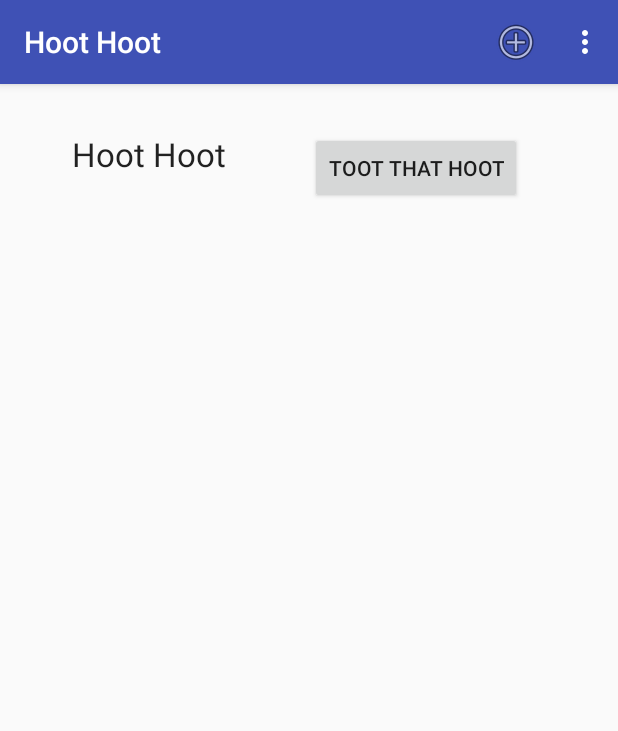
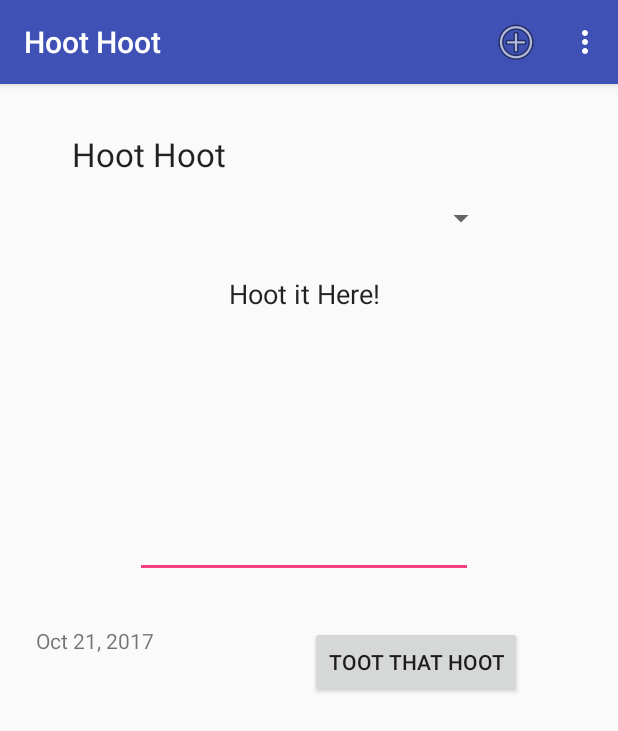
Before and after one commit to RobertBAlexander/hoot-android-app, an Android app: the AddHoot screen opened directly, with no data from a screen before it, on a phone screen of 412 x 824 dp. Shown: the top 731 px of the screen. Run offline under Robolectric (Android 15) with nearby library versions, the phone set to English and light mode, and no system bars.

Commit message:
Expanded Base in order to provide function to AddHoot class. Expanded AddHoot class to display more accurately, and to prepare it for creation of an actual Hoot.

```diff
--- a/app/src/main/AndroidManifest.xml
+++ b/app/src/main/AndroidManifest.xml
@@ -1,7 +1,7 @@
 <?xml version="1.0" encoding="utf-8"?>
 <manifest xmlns:android="http://schemas.android.com/apk/res/android"
     package="app.hoot">
-
+    <uses-permission android:name="android.permission.VIBRATE"/>
     <application
         android:allowBackup="true"
         android:icon="@mipmap/ic_launcher"
--- a/app/src/main/java/app/hoot/activity/AddHoot.java
+++ b/app/src/main/java/app/hoot/activity/AddHoot.java
@@ -1,38 +1,87 @@
 package app.hoot.activity;
 
 /**
- * Created by rober on 21/10/2017.
+ * Created by Robert Alexander on 21/10/2017.
  */
 
 import android.content.Intent;
-import android.support.v7.app.AppCompatActivity;
 import android.os.Bundle;
 import android.util.Log;
 import android.view.Menu;
 import android.view.MenuInflater;
 import android.view.MenuItem;
 import android.view.View;
+import android.widget.ArrayAdapter;
 import android.widget.Button;
+import android.widget.EditText;
+import android.widget.Spinner;
+import android.widget.TextView;
 import android.widget.Toast;
-import static app.hoot.helpers.IntentHelper.startActivityWithData;
-import static app.hoot.helpers.IntentHelper.startActivityWithDataForResult;
+
+import java.text.DateFormat;
+import java.text.SimpleDateFormat;
+import java.util.Date;
 
 import app.hoot.R;
+import app.hoot.model.Hoot;
 
-public class AddHoot extends AppCompatActivity {
-    private Button submitHoot;
+public class AddHoot extends Base implements
+        View.OnClickListener {
+    private String hootActual, hashtag;
+    private String user;
+    private String hootDate;
+    private EditText hootContent;
+    private Spinner spinner;
+    private TextView Date;
+    private String userId;
 
     @Override
     protected void onCreate(Bundle savedInstanceState) {
         super.onCreate(savedInstanceState);
-        setContentView(R.layout.activity_hoot);
+        setContentView(R.layout.activity_addhoot);
 
-        submitHoot = (Button)findViewById(R.id.submitHoot);
+        Button saveButton = (Button) findViewById(R.id.submitHoot);
+        hootContent = (EditText) findViewById(R.id.hootContent);
 
-        if(submitHoot != null)
+        //spinner array Reference: https://stackoverflow.com/questions/9768919/how-to-use-spinner-and-fill-it-from-array-in-android
+        spinner = (Spinner) findViewById(R.id.addHashtagSpinner);
+        ArrayAdapter<CharSequence> adapter = ArrayAdapter.createFromResource(
+                this, R.array.hashtags_array, android.R.layout.simple_spinner_item);
+        adapter.setDropDownViewResource(android.R.layout.simple_spinner_dropdown_item);
+        spinner.setAdapter(adapter);
+
+        //Date Reference: https://stackoverflow.com/questions/12934661/android-get-current-date-and-show-it-in-textview
+        Date = (TextView) findViewById(R.id.addHootDate);
+        String theDate = DateFormat.getDateInstance().format(new Date());
+        Date.setText(theDate);
+
+        userId = "Placeholder userId";
+        saveButton.setOnClickListener(this);
+
+    }
+
+    @Override
+    public void onClick(View view) {
+        hootActual = hootContent.getText().toString();
+        //Get spinn string Reference: https://stackoverflow.com/questions/10331854/how-to-get-spinner-selected-item-value-to-string
+        hashtag = spinner.getSelectedItem().toString();
+        user = userId;
+        hootDate = Date.toString();
+
+        if ((hootActual.length() > 0) && hootActual.length() < 140)
         {
-            Log.v("Hoot", "got the submit hoot button");
+            //Hoot h = new Hoot(hootActual, hashtag, user, hootDate);
+            //app.hootList.add(c);
+            //goToActivity(this, Home.class, null);
         }
+        else
+        {
+            Toast.makeText(
+                    this,
+                    "Your tweet must be between 1 and 140 characters in length",
+                    Toast.LENGTH_SHORT).show();
+        }
+
     }
 
     public void submitHootPressed (View view)
@@ -49,6 +98,14 @@ public class AddHoot extends AppCompatActivity {
                 portfolio.addHoot(hoot);
                 startActivityWithDataForResult(this, AddHoot.class, "RESIDENCE_ID", hoot.id, 0);
                 return true;*/
+                    /*else
+            {
+                //Vibrate Reference: https://stackoverflow.com/questions/13950338/how-to-make-an-android-device-vibrate
+                Vibrator v = (Vibrator) getSystemService(Context.VIBRATOR_SERVICE);
+                // Vibrate for 900 milliseconds
+                v.vibrate(900);
+                Toast.makeText(this, "Invalid Hoot, please try again", Toast.LENGTH_SHORT).show();
+            }*/
 
             case R.id.menuReport:
                 startActivity (new Intent(this, Report.class));
@@ -69,4 +126,6 @@ public class AddHoot extends AppCompatActivity {
         inflater.inflate(R.menu.menu_hoot, menu);
         return super.onCreateOptionsMenu(menu);
     }
+
+
 }
--- a/app/src/main/java/app/hoot/activity/Base.java
+++ b/app/src/main/java/app/hoot/activity/Base.java
@@ -17,5 +17,68 @@ import app.hoot.R;
 //import app.hoot.fragments.HootFragment;
 import app.hoot.main.HootApp;
 
-public class Base {
+public class Base extends AppCompatActivity {
+    public static HootApp app;
+    protected Bundle         	activityInfo; // Used for persistence (of sorts)
+    //protected HootFragment hootFragment; // How we'll 'share' our List of Hoots between Activities
+
+    @Override
+    protected void onCreate(Bundle savedInstanceState) {
+        super.onCreate(savedInstanceState);
+        app = (HootApp) getApplication();
+    }
+
+    protected void goToActivity(Activity current,
+                                Class<? extends Activity> activityClass,
+                                Bundle bundle) {
+        Intent newActivity = new Intent(current, activityClass);
+
+        if (bundle != null) newActivity.putExtras(bundle);
+
+        current.startActivity(newActivity);
+    }
+
+    public void openInfoDialog(Activity current) {
+        Dialog dialog = new Dialog(current);
+        dialog.setTitle("About Hoot Hoot app");
+        dialog.setContentView(R.layout.hoot_app_info);
+
+        TextView currentVersion = (TextView) dialog
+                .findViewById(R.id.versionTextView);
+        currentVersion.setText("1.0.0");
+
+        dialog.setCancelable(true);
+        dialog.setCanceledOnTouchOutside(true);
+        dialog.show();
+    }
+
+    @Override
+    public boolean onCreateOptionsMenu(Menu menu) {
+        // Inflate the menu; this adds items to the action bar if it is present.
+        //getMenuInflater().inflate(R.menu.home, menu);
+        return true;
+    }
+
+    public void menuInfo(MenuItem m)
+    {
+        openInfoDialog(this);
+    }
+
+    /*public void menuHelp(MenuItem m)
+    {
+        goToActivity(this, Help.class, null);
+    }
+
+    public void menuHome(MenuItem m)
+    {
+        goToActivity(this, Home.class, null);
+    }*/
+
+    protected void toastMessage(String s) {
+        Toast.makeText(this, s, Toast.LENGTH_SHORT).show();
+    }
+
+
+
+
 }
--- /dev/null
+++ b/app/src/main/res/layout/activity_addhoot.xml
@@ -0,0 +1,79 @@
+<?xml version="1.0" encoding="utf-8"?>
+<android.support.constraint.ConstraintLayout xmlns:android="http://schemas.android.com/apk/res/android"
+    xmlns:app="http://schemas.android.com/apk/res-auto"
+    xmlns:tools="http://schemas.android.com/tools"
+    android:layout_width="match_parent"
+    android:layout_height="match_parent"
+    tools:context="app.hoot.activity.AddHoot">
+
+    <TextView
+        android:id="@+id/addHootDate"
+        android:layout_width="wrap_content"
+        android:layout_height="wrap_content"
+        android:text="@string/addHootDate"
+        android:layout_marginTop="32dp"
+        app:layout_constraintTop_toBottomOf="@+id/hootContent"
+        android:layout_marginLeft="24dp"
+        app:layout_constraintLeft_toLeftOf="parent" />
+
+    <Spinner
+        android:id="@+id/addHashtagSpinner"
+        android:layout_width="250dp"
+        android:layout_height="wrap_content"
+        android:layout_marginLeft="8dp"
+        android:layout_marginRight="8dp"
+        android:layout_marginTop="16dp"
+        app:layout_constraintLeft_toLeftOf="parent"
+        app:layout_constraintRight_toRightOf="parent"
+        app:layout_constraintTop_toBottomOf="@+id/hootText" />
+
+    <EditText
+        android:id="@+id/hootContent"
+        android:layout_width="225dp"
+        android:layout_height="212dp"
+        android:layout_marginRight="8dp"
+        android:layout_marginTop="16dp"
+        android:gravity="top|left"
+        android:ems="10"
+        android:inputType="textMultiLine"
+        android:maxLines="4"
+        android:text="@string/hootContent"
+        android:textAlignment="center"
+        app:layout_constraintHorizontal_bias="0.503"
+        app:layout_constraintLeft_toLeftOf="parent"
+        app:layout_constraintRight_toRightOf="parent"
+        app:layout_constraintTop_toBottomOf="@+id/addHashtagSpinner"
+        android:layout_marginEnd="8dp" />
+    <!-- gravity Reference: https://stackoverflow.com/questions/15851310/android-edit-text-how-to-start-typing-at-the-top-left -->
+    <!-- input type Reference: https://stackoverflow.com/questions/4233626/allow-multi-line-in-edittext-view-in-android -->
+
+    <Button
+        android:id="@+id/submitHoot"
+        android:layout_width="wrap_content"
+        android:layout_height="wrap_content"
+        android:layout_marginLeft="8dp"
+        android:layout_marginRight="16dp"
+        android:layout_marginTop="32dp"
+        android:text="@string/submitHoot"
+        app:layout_constraintLeft_toRightOf="@+id/hootText"
+        app:layout_constraintRight_toRightOf="parent"
+        android:onClick="submitHootPressed"
+        android:layout_marginStart="8dp"
+        android:layout_marginEnd="16dp"
+        app:layout_constraintTop_toBottomOf="@+id/hootContent" />
+    <!-- might include later   style="@android:style/Holo.Light.ButtonBar" -->
+
+    <TextView
+        android:id="@+id/hootText"
+        android:layout_width="wrap_content"
+        android:layout_height="wrap_content"
+        android:layout_marginLeft="48dp"
+        android:layout_marginTop="32dp"
+        android:text="@string/hootText"
+        android:textAppearance="@android:style/TextAppearance.Large"
+        app:layout_constraintLeft_toLeftOf="parent"
+        app:layout_constraintTop_toTopOf="parent"
+        android:layout_marginStart="48dp" />
+
+
+</android.support.constraint.ConstraintLayout>
--- a/app/src/main/res/layout/activity_hoot.xml
+++ /dev/null
@@ -1,32 +0,0 @@
-<?xml version="1.0" encoding="utf-8"?>
-<android.support.constraint.ConstraintLayout xmlns:android="http://schemas.android.com/apk/res/android"
-    xmlns:app="http://schemas.android.com/apk/res-auto"
-    xmlns:tools="http://schemas.android.com/tools"
-    android:layout_width="match_parent"
-    android:layout_height="match_parent"
-    tools:context="app.hoot.activity.AddHoot">
-
-    <Button
-        android:id="@+id/submitHoot"
-        android:layout_width="wrap_content"
-        android:layout_height="wrap_content"
-        android:layout_marginLeft="8dp"
-        android:layout_marginRight="16dp"
-        android:layout_marginTop="32dp"
-        android:text="@string/submitHoot"
-        app:layout_constraintLeft_toRightOf="@+id/hootText"
-        app:layout_constraintRight_toRightOf="parent"
-        app:layout_constraintTop_toTopOf="parent"
-        android:onClick="submitHootPressed"/>
-
-    <TextView
-        android:id="@+id/hootText"
-        android:layout_width="wrap_content"
-        android:layout_height="wrap_content"
-        android:layout_marginLeft="48dp"
-        android:layout_marginTop="32dp"
-        android:text="@string/hootText"
-        android:textAppearance="@android:style/TextAppearance.Large"
-        app:layout_constraintLeft_toLeftOf="parent"
-        app:layout_constraintTop_toTopOf="parent" />
-</android.support.constraint.ConstraintLayout>
--- a/app/src/main/res/values/strings.xml
+++ b/app/src/main/res/values/strings.xml
@@ -1,4 +1,8 @@
 <resources>
+    //Version
+    <string name="versionLabel">Current Version:</string>
+    <string name="version">1</string>
+
     //Welcome.java
     <string name="app_name">MyHootApp</string>
     <string name="hootText">Hoot Hoot</string>
@@ -7,6 +11,16 @@
 
     //Add Hoot page
     <string name="submitHoot">Toot that Hoot</string>
+    <string name="hashtag_prompt">Choose a hashtag</string>
+    <string-array name="hashtags_array">
+        <item> </item>
+        <item>Hoot Topic</item>
+        <item>Owlcoholics</item>
+        <item>Orly?</item>
+        <item>Night Snacks</item>
+        <item>Beak Airful</item>
+    </string-array>
+
 
     //Dropdown menu and action bar
     <string name="menuSettings">Settings</string>
@@ -31,4 +45,10 @@
     <string name="loginPassword">Password</string>
     <string name="loginButton">Log In</string>
 
+    //Info page
+    <string name="appDesc">Hoot Hootallows the user to create Hoots. These are similar to tweets, but you make them at night!</string>
+    <string name="appMoreInfo">For more information about the Hoot Hoot app or to provide feedback please talk to me in person. I sit over in the corner near Brian and John.</string>
+    <string name="hootContent">Hoot it Here!</string>
+    <string name="addHootDate">Date Display</string>
+
 </resources>
```
Also changed, not shown: app/src/main/res/layout/hoot_app_info.xml (added, +42 -0 lines).
